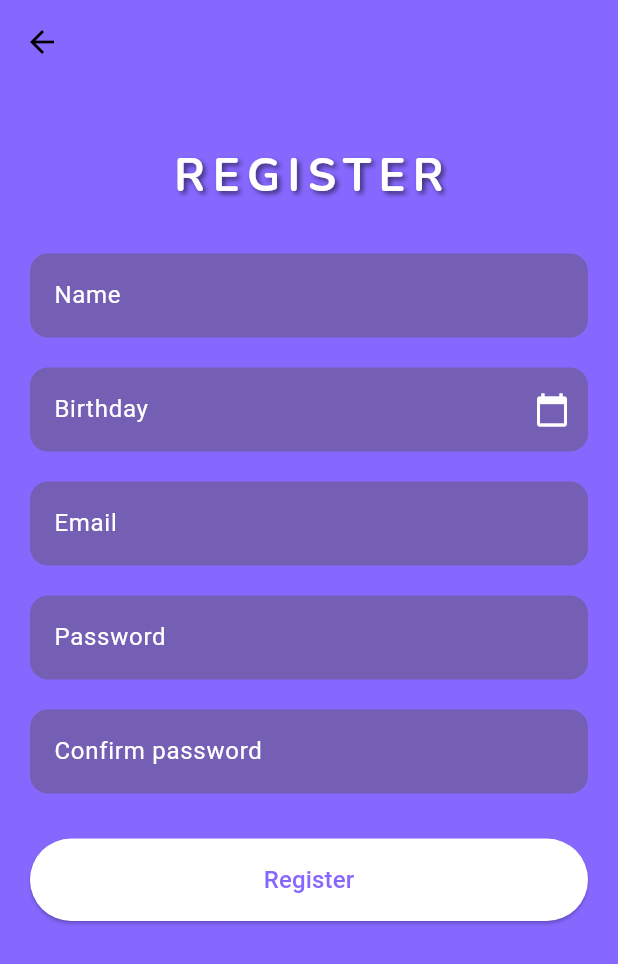
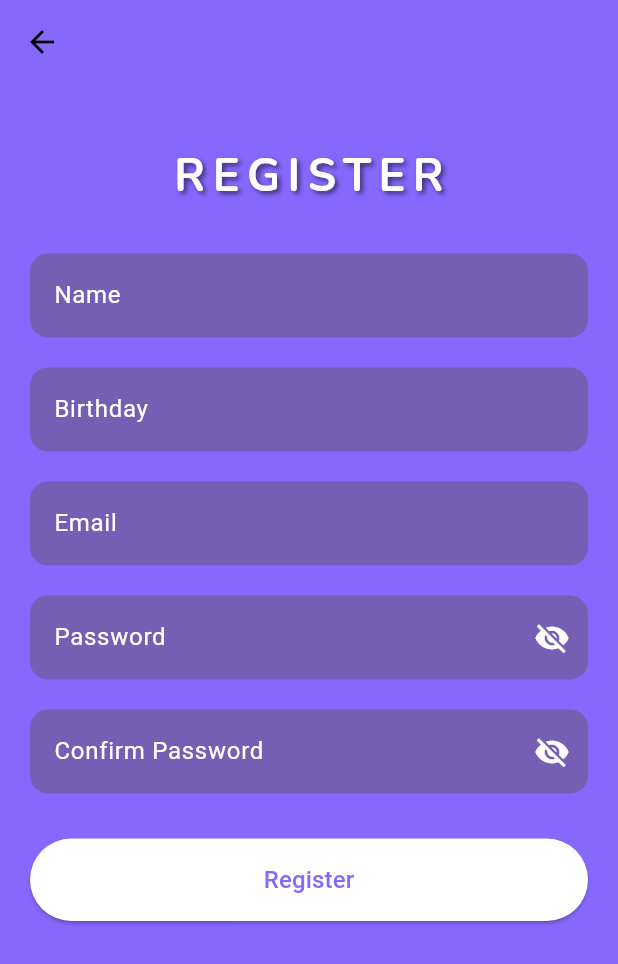
Before and after one commit to afilipovski/smart-spin-trivia-app, a Flutter app: the RegisterScreen screen opened directly, on a phone screen of 412 x 824 dp. Shown: the top 964 px of the screen. Run offline on Flutter 3.47's test engine with Material 3 defaults, Android fonts, the phone set to English and light mode, and no system bars; our stand-ins replace bloc, equatable, flutter_bloc, google_fonts, lottie; project files that could hold a hidden picture were left out.

Commit message:
Toggle password visibility

```diff
--- a/Frontend/trivia_app/lib/features/authentication/view/register_screen.dart
+++ b/Frontend/trivia_app/lib/features/authentication/view/register_screen.dart
@@ -17,12 +17,26 @@ class _RegisterScreenState extends State<RegisterScreen> {
   final TextEditingController _confirmPasswordController =
       TextEditingController();
 
+  bool _isPasswordObscured = true;
+  bool _isConfirmPasswordObscured = true;
+
   void dismissKeyboard(BuildContext buildContext) {
     final FocusScopeNode currentFocus = FocusScope.of(buildContext);
-
     if (!currentFocus.hasPrimaryFocus) {
       currentFocus.unfocus();
     }
+  }
+
+  void _togglePasswordVisibility() {
+    setState(() {
+      _isPasswordObscured = !_isPasswordObscured;
+    });
+  }
+
+  void _toggleConfirmPasswordVisibility() {
+    setState(() {
+      _isConfirmPasswordObscured = !_isConfirmPasswordObscured;
+    });
   }
 
   @override
@@ -76,30 +90,21 @@ class _RegisterScreenState extends State<RegisterScreen> {
                   ),
                 ),
                 const SizedBox(height: 30),
-                _buildTextField(
-                    'Name', 'Enter your name here', _usernameController),
+                _buildTextField('Name', _usernameController),
                 const SizedBox(height: 20),
-                _buildTextField(
-                  'Birthday',
-                  'DD/MM/YYYY',
-                  _dobController,
-                  isDatePicker: true,
-                  context: context,
-                ),
+                _buildTextField('Birthday', _dobController, isDatePicker: true),
                 const SizedBox(height: 20),
-                _buildTextField(
-                    'Email', 'Enter your email here', _emailController),
+                _buildTextField('Email', _emailController),
                 const SizedBox(height: 20),
-                _buildTextField(
-                    'Password', 'Enter your password here', _passwordController,
-                    isPassword: true),
+                _buildTextField('Password', _passwordController,
+                    isPassword: true,
+                    isObscured: _isPasswordObscured,
+                    toggleVisibility: _togglePasswordVisibility),
                 const SizedBox(height: 20),
-                _buildTextField(
-                  'Confirm password',
-                  'Confirm password',
-                  _confirmPasswordController,
-                  isPassword: true,
-                ),
+                _buildTextField('Confirm Password', _confirmPasswordController,
+                    isPassword: true,
+                    isObscured: _isConfirmPasswordObscured,
+                    toggleVisibility: _toggleConfirmPasswordVisibility),
                 const SizedBox(height: 30),
                 Row(
                   children: [
@@ -141,63 +146,46 @@ class _RegisterScreenState extends State<RegisterScreen> {
     );
   }
 
-  Widget _buildTextField(
-    String label,
-    String hint,
-    TextEditingController controller, {
-    bool isPassword = false,
-    bool isDatePicker = false,
-    BuildContext? context,
-  }) {
-    return TextField(
+  Widget _buildTextField(String label, TextEditingController controller,
+      {bool isPassword = false,
+      bool isDatePicker = false,
+      bool isObscured = false,
+      VoidCallback? toggleVisibility}) {
+    return TextFormField(
       controller: controller,
       readOnly: isDatePicker,
-      obscureText: isPassword,
+      obscureText: isPassword ? isObscured : false,
       decoration: InputDecoration(
         labelText: label,
         labelStyle: const TextStyle(color: Colors.white),
-        hintText: hint,
-        hintStyle: const TextStyle(color: Colors.white70),
         filled: true,
         fillColor: const Color(0xFF755FB5),
         border: OutlineInputBorder(
           borderRadius: BorderRadius.circular(12),
           borderSide: BorderSide.none,
         ),
-        suffixIcon: isDatePicker
+        suffixIcon: isPassword
             ? IconButton(
-                icon: const Icon(Icons.calendar_today, color: Colors.white),
-                onPressed: () async {
-                  if (context != null) {
-                    DateTime? pickedDate = await showDatePicker(
-                      context: context,
-                      initialDate: DateTime.now(),
-                      firstDate: DateTime(1900),
-                      lastDate: DateTime.now(),
-                    );
-                    if (pickedDate != null) {
-                      controller.text =
-                          "${pickedDate.day}/${pickedDate.month}/${pickedDate.year}";
-                    }
-                  }
-                },
+                icon: Icon(
+                  isObscured ? Icons.visibility_off : Icons.visibility,
+                  color: Colors.white,
+                ),
+                onPressed: toggleVisibility,
               )
             : null,
       ),
       style: const TextStyle(color: Colors.white),
       onTap: isDatePicker
           ? () async {
-              if (context != null) {
-                DateTime? pickedDate = await showDatePicker(
-                  context: context,
-                  initialDate: DateTime.now(),
-                  firstDate: DateTime(1900),
-                  lastDate: DateTime.now(),
-                );
-                if (pickedDate != null) {
-                  controller.text =
-                      "${pickedDate.day}/${pickedDate.month}/${pickedDate.year}";
-                }
+              DateTime? pickedDate = await showDatePicker(
+                context: context,
+                initialDate: DateTime.now(),
+                firstDate: DateTime(1900),
+                lastDate: DateTime.now(),
+              );
+              if (pickedDate != null) {
+                controller.text =
+                    "${pickedDate.day}/${pickedDate.month}/${pickedDate.year}";
               }
             }
           : null,
```
Also changed, not shown: Frontend/trivia_app/lib/features/authentication/view/login_screen.dart (+20 -4 lines).
